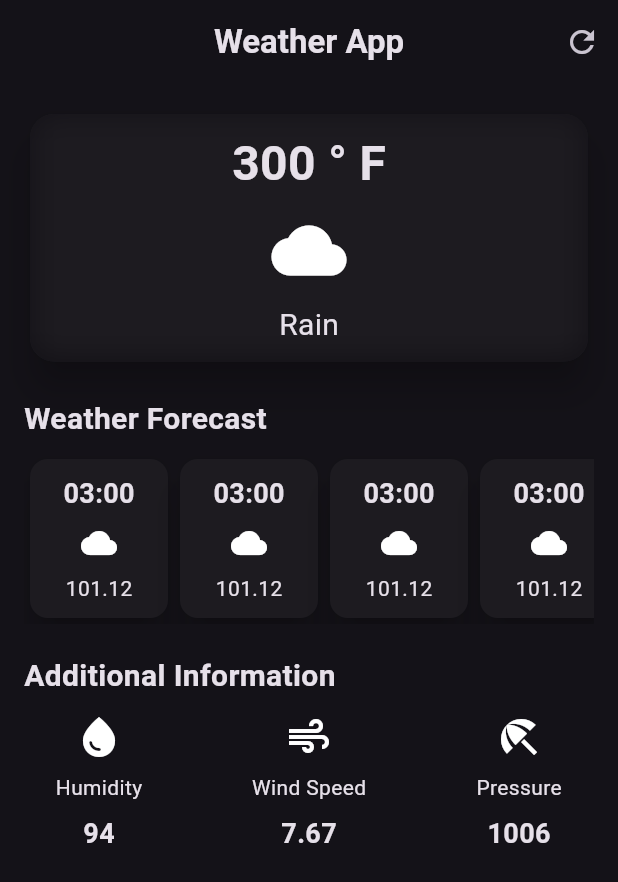
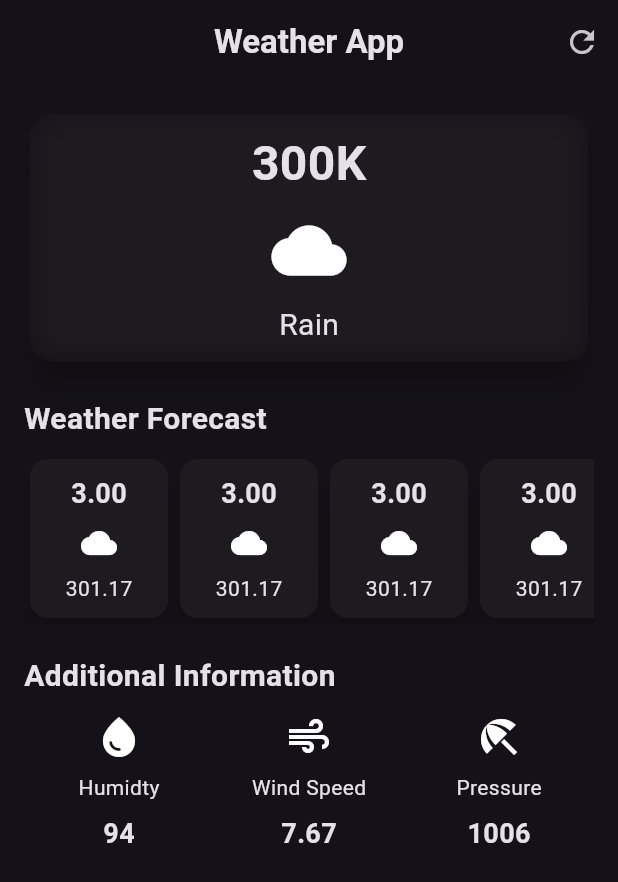
Before and after one commit to dravidsajin/flutter_learnings, a Flutter app: the screen it shows after launch, on a phone screen of 412 x 824 dp. Shown: the top 882 px of the screen. Run offline on Flutter 3.47's test engine with Material 3 defaults, Android fonts, the phone set to English and light mode, and no system bars.

Commit message:
Code optimization and http package added

```diff
--- /dev/null
+++ b/weather_app/lib/custom_widgets/additional_information_widget.dart
@@ -0,0 +1,41 @@
+import 'package:flutter/material.dart';
+
+class AdditionalInformationWidget extends StatelessWidget {
+  final IconData icon;
+  final String label;
+  final String value;
+  const AdditionalInformationWidget({
+    super.key,
+    required this.icon,
+    required this.label,
+    required this.value,
+  });
+
+  @override
+  Widget build(BuildContext context) {
+    return SizedBox(
+      width: 100,
+      child: Padding(
+        padding: const EdgeInsets.all(10.0),
+        child: Column(
+          children: [
+            Icon(
+              icon,
+              size: 32,
+            ),
+            const SizedBox(height: 8),
+            Text(
+              label,
+              style: const TextStyle(fontSize: 14),
+            ),
+            const SizedBox(height: 8),
+            Text(
+              value,
+              style: const TextStyle(fontWeight: FontWeight.bold, fontSize: 18),
+            ),
+          ],
+        ),
+      ),
+    );
+  }
+}
--- /dev/null
+++ b/weather_app/lib/custom_widgets/forecast_item_widget.dart
@@ -0,0 +1,40 @@
+import 'package:flutter/material.dart';
+
+class ForeCastItemWidget extends StatelessWidget {
+  final String time;
+  final IconData icon;
+  final String value;
+  const ForeCastItemWidget({super.key, required this.time, required this.icon, required this.value});
+
+  @override
+  Widget build(BuildContext context) {
+    return SizedBox(
+      width: 100,
+      child: Card(
+        elevation: 10,
+        child: Container(
+          padding: const EdgeInsets.all(10.0),
+          decoration: BoxDecoration(
+            borderRadius: BorderRadius.circular(12),
+          ),
+          child: Column(children: [
+            Text(
+              time,
+              style: const TextStyle(
+                fontSize: 18,
+                fontWeight: FontWeight.bold,
+              ),
+            ),
+            const SizedBox(height: 8),
+            Icon(icon),
+            const SizedBox(height: 8),
+            Text(
+              value,
+              // style: TextStyle(fontSize: 14),
+            )
+          ]),
+        ),
+      ),
+    );
+  }
+}
--- a/weather_app/lib/pages/weather_screen.dart
+++ b/weather_app/lib/pages/weather_screen.dart
@@ -1,5 +1,7 @@
 import 'dart:ui';
 import 'package:flutter/material.dart';
+import 'package:weather_app/custom_widgets/additional_information_widget.dart';
+import 'package:weather_app/custom_widgets/forecast_item_widget.dart';
 
 class WeatherScreen extends StatelessWidget {
   const WeatherScreen({super.key});
@@ -49,7 +51,7 @@ class WeatherScreen extends StatelessWidget {
                       child: Column(
                         children: [
                           Text(
-                            '300 ° F',
+                            '300K',
                             style: TextStyle(
                                 fontSize: 32, fontWeight: FontWeight.bold),
                           ),
@@ -82,11 +84,11 @@ class WeatherScreen extends StatelessWidget {
               scrollDirection: Axis.horizontal,
               child: Row(
                 children: [
-                  ForeCastItem(),
-                  ForeCastItem(),
-                  ForeCastItem(),
-                  ForeCastItem(),
-                  ForeCastItem(),
+                  ForeCastItemWidget(time: '3.00', icon: Icons.cloud, value: '301.17',),
+                  ForeCastItemWidget(time: '3.00', icon: Icons.cloud, value: '301.17',),
+                  ForeCastItemWidget(time: '3.00', icon: Icons.cloud, value: '301.17',),
+                  ForeCastItemWidget(time: '3.00', icon: Icons.cloud, value: '301.17',),
+                  ForeCastItemWidget(time: '3.00', icon: Icons.cloud, value: '301.17',),
                 ],
               ),
             ),
@@ -100,55 +102,14 @@ class WeatherScreen extends StatelessWidget {
               ),
             ),
             const Row(
-              mainAxisAlignment: MainAxisAlignment.spaceBetween,
+              mainAxisAlignment: MainAxisAlignment.spaceAround,
               children: [
-                SizedBox(
-                  width: 100,
-                  child: Padding(
-                    padding: EdgeInsets.all(10.0),
-                    child: Column(
-                      children: [
-                        Icon(Icons.water_drop, size: 32,),
-                        SizedBox(height: 8),
-                        Text('Humidity', style: TextStyle(fontSize: 14)),
-                        SizedBox(height: 8),
-                        Text('94', style: TextStyle(fontWeight: FontWeight.bold, fontSize: 18),),
-                      ],
-                    ),
-                  )
-                ),
-
-                SizedBox(
-                  width: 100,
-                  child: Padding(
-                    padding: EdgeInsets.all(10.0),
-                    child: Column(
-                      children: [
-                        Icon(Icons.air, size: 32,),
-                        SizedBox(height: 8),
-                        Text('Wind Speed', style: TextStyle(fontSize: 14)),
-                        SizedBox(height: 8),
-                        Text('7.67', style: TextStyle(fontWeight: FontWeight.bold, fontSize: 18),),
-                      ],
-                    ),
-                  )
-                ),
-
-                SizedBox(
-                  width: 100,
-                  child: Padding(
-                    padding: EdgeInsets.all(10.0),
-                    child: Column(
-                      children: [
-                        Icon(Icons.beach_access, size: 32,),
-                        SizedBox(height: 8),
-                        Text('Pressure', style: TextStyle(fontSize: 14),),
-                        SizedBox(height: 8),
-                        Text('1006', style: TextStyle(fontWeight: FontWeight.bold, fontSize: 18),),
-                      ],
-                    ),
-                  )
-                )
+                AdditionalInformationWidget(
+                    icon: Icons.water_drop, label: 'Humidty', value: '94'),
+                AdditionalInformationWidget(
+                    icon: Icons.air, label: 'Wind Speed', value: '7.67'),
+                AdditionalInformationWidget(
+                    icon: Icons.beach_access, label: 'Pressure', value: '1006'),
               ],
             )
           ],
@@ -157,39 +118,3 @@ class WeatherScreen extends StatelessWidget {
     );
   }
 }
-
-class ForeCastItem extends StatelessWidget {
-  const ForeCastItem({super.key});
-
-  @override
-  Widget build(BuildContext context) {
-    return SizedBox(
-      width: 100,
-      child: Card(
-        elevation: 10,
-        child: Container(
-          padding: const EdgeInsets.all(10.0),
-          decoration: BoxDecoration(
-            borderRadius: BorderRadius.circular(12),
-          ),
-          child: const Column(children: [
-            Text(
-              '03:00',
-              style: TextStyle(
-                fontSize: 18,
-                fontWeight: FontWeight.bold,
-              ),
-            ),
-            SizedBox(height: 8),
-            Icon(Icons.cloud),
-            SizedBox(height: 8),
-            Text(
-              '101.12',
-              // style: TextStyle(fontSize: 14),
-            )
-          ]),
-        ),
-      ),
-    );
-  }
-}
--- a/weather_app/pubspec.yaml
+++ b/weather_app/pubspec.yaml
@@ -30,6 +30,7 @@ environment:
 dependencies:
   flutter:
     sdk: flutter
+  http: ^1.2.1
 
 
   # The following adds the Cupertino Icons font to your application.
```
Also changed, not shown: weather_app/pubspec.lock.
